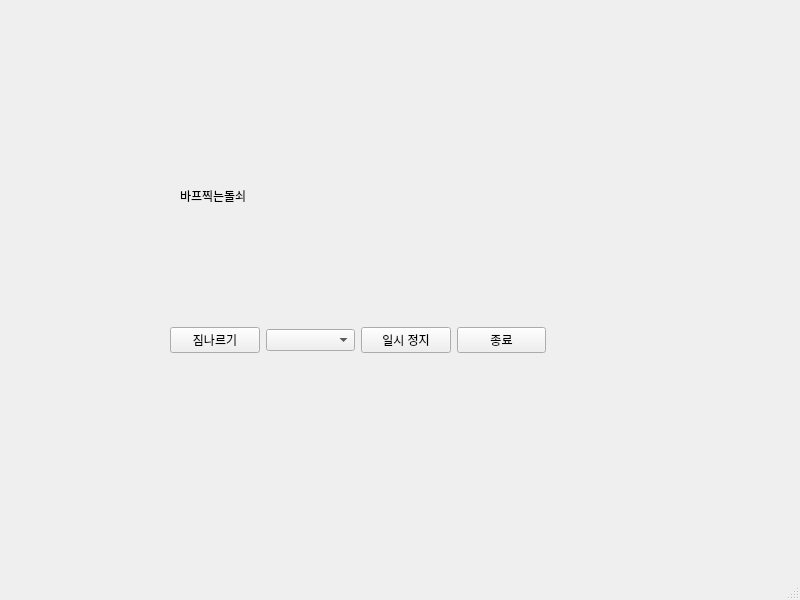
This is QtCreator/dolsoe/mainwindow.ui in GukHyunE/Intel7_LastDance as Qt 5 draws it before an edit. The edited form follows.
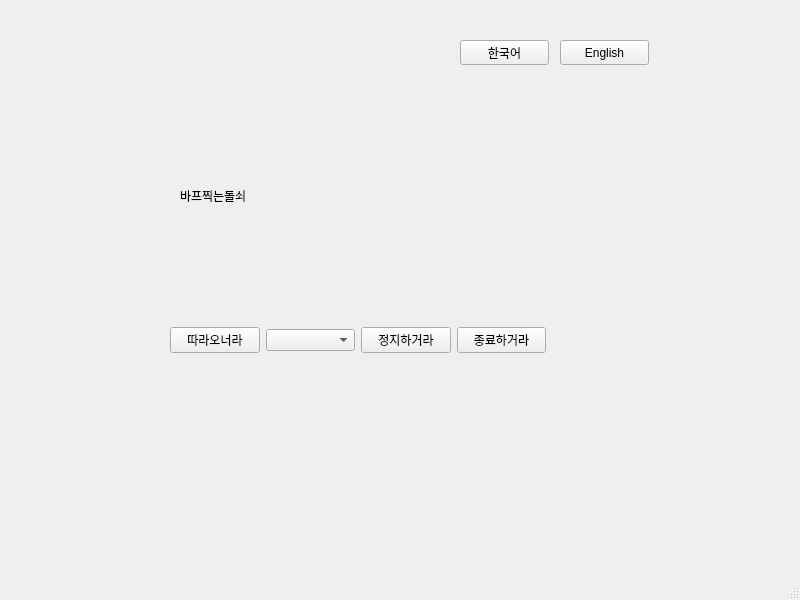
This is the edited form.

Patch:
```diff
--- a/QtCreator/dolsoe/mainwindow.ui
+++ b/QtCreator/dolsoe/mainwindow.ui
@@ -53,7 +53,7 @@
        <item>
         <widget class="QPushButton" name="carryPB">
          <property name="text">
-          <string>짐나르기</string>
+          <string>따라오너라</string>
          </property>
         </widget>
        </item>
@@ -63,14 +63,14 @@
        <item>
         <widget class="QPushButton" name="tempPB">
          <property name="text">
-          <string>일시 정지</string>
+          <string>정지하거라</string>
          </property>
         </widget>
        </item>
        <item>
         <widget class="QPushButton" name="endCB">
          <property name="text">
-          <string>종료</string>
+          <string>종료하거라</string>
          </property>
         </widget>
        </item>
@@ -89,6 +89,32 @@
        <string/>
       </property>
      </widget>
+     <widget class="QPushButton" name="langKrPB">
+      <property name="geometry">
+       <rect>
+        <x>410</x>
+        <y>10</y>
+        <width>89</width>
+        <height>25</height>
+       </rect>
+      </property>
+      <property name="text">
+       <string>한국어</string>
+      </property>
+     </widget>
+     <widget class="QPushButton" name="langEnPB">
+      <property name="geometry">
+       <rect>
+        <x>510</x>
+        <y>10</y>
+        <width>89</width>
+        <height>25</height>
+       </rect>
+      </property>
+      <property name="text">
+       <string>English</string>
+      </property>
+     </widget>
     </widget>
     <widget class="QWidget" name="gohomePage">
      <widget class="QLabel" name="label_2">
```
